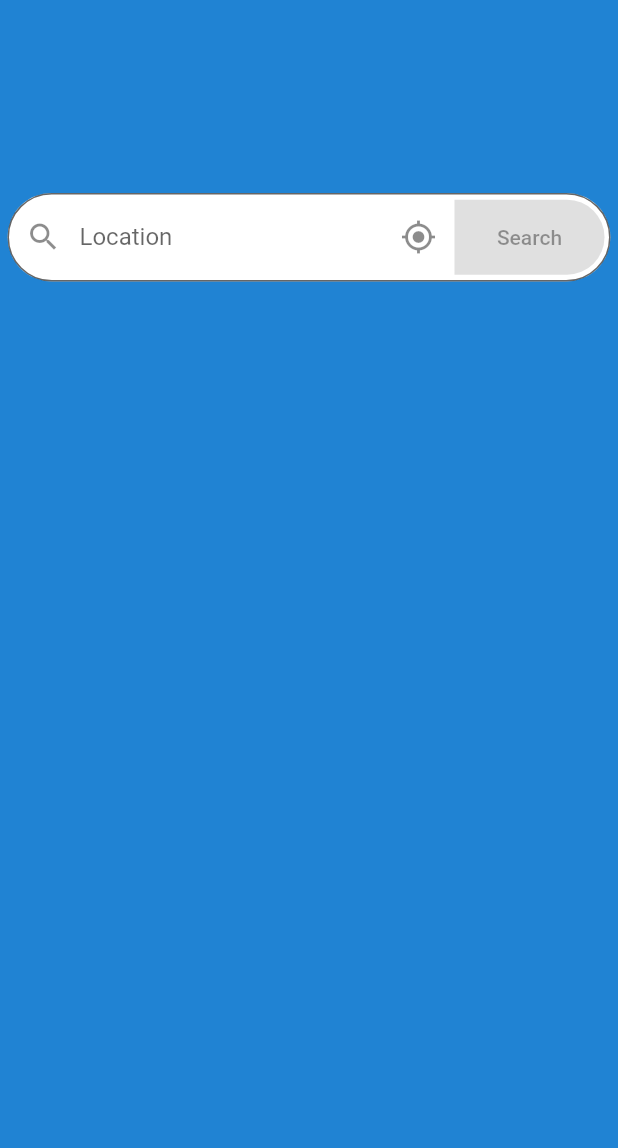
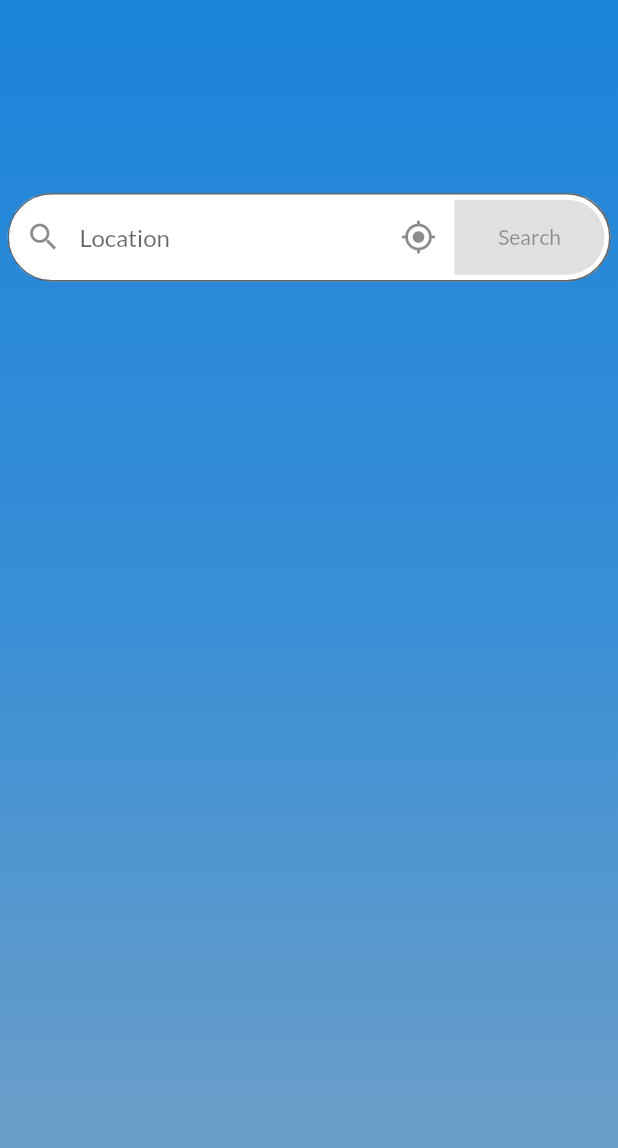
Before and after one commit to Oskar888/flutter-weather, a Flutter app: the screen it shows after launch, on a phone screen of 412 x 824 dp. Shown: the top 1148 px of the screen. Run offline on Flutter 3.47's test engine with Material 2 defaults, Android fonts, the phone set to English and light mode, and no system bars; our stand-ins replace geocoding, geolocator, google_fonts.

Commit message:
New fonts and background

```diff
--- a/lib/main.dart
+++ b/lib/main.dart
@@ -5,6 +5,7 @@ import 'package:geocoding/geocoding.dart';
 import 'package:geolocator/geolocator.dart';
 import './widgets/ActualWeather.dart';
 import './widgets/SearchBar.dart';
+import 'package:google_fonts/google_fonts.dart';
 
 void main() {
   runApp(const MyApp());
@@ -19,6 +20,7 @@ class MyApp extends StatelessWidget {
       debugShowCheckedModeBanner: false,
       title: 'WeatherApp',
       theme: ThemeData(
+        textTheme: GoogleFonts.latoTextTheme(),
         primarySwatch: Colors.blueGrey,
       ),
       home: const MyHomePage(title: 'WeatherApp'),
@@ -147,16 +149,26 @@ class _MyHomePageState extends State<MyHomePage> {
   Widget build(BuildContext context) {
     return Scaffold(
       resizeToAvoidBottomInset: false,
-      backgroundColor: const Color.fromARGB(255, 32, 131, 211),
-      body: Column(
+      backgroundColor: Colors.transparent,
+      body: Container(
+        decoration: const BoxDecoration(
+            gradient: LinearGradient(
+                begin: Alignment.topCenter,
+                end: Alignment.bottomCenter,
+                colors: [
+              Color.fromARGB(255, 27, 132, 218),
+              Color.fromARGB(255, 57, 143, 213),
+              Color.fromARGB(255, 116, 161, 198)
+            ])),
+        child: Column(
           children: [
             SizedBox(
               height: MediaQuery.of(context).size.height * 0.15,
             ),
             SizedBox(
                 height: MediaQuery.of(context).size.height * 0.15,
-              child: Searchbar(cityNameController, gettingLiveDataFromApiByCity,
-                  gettingLiveDataFromApiByGps)),
+                child: Searchbar(cityNameController,
+                    gettingLiveDataFromApiByCity, gettingLiveDataFromApiByGps)),
             SizedBox(
               height: MediaQuery.of(context).size.height * 0.5,
               width: double.infinity,
@@ -167,6 +179,7 @@ class _MyHomePageState extends State<MyHomePage> {
             ),
           ],
         ),
+      ),
     );
   }
 }
--- a/pubspec.yaml
+++ b/pubspec.yaml
@@ -34,6 +34,7 @@ dependencies:
     sdk: flutter
   geocoding: ^2.0.5
   geolocator: ^9.0.2
+  google_fonts: ^3.0.1
   http: ^0.13.5
 
 dev_dependencies:
```
Also changed, not shown: .github/images/AppScreen1.png, .github/images/AppScreen2.png, pubspec.lock, 2 other files. Lines whose indentation alone changed are shown as unchanged.
